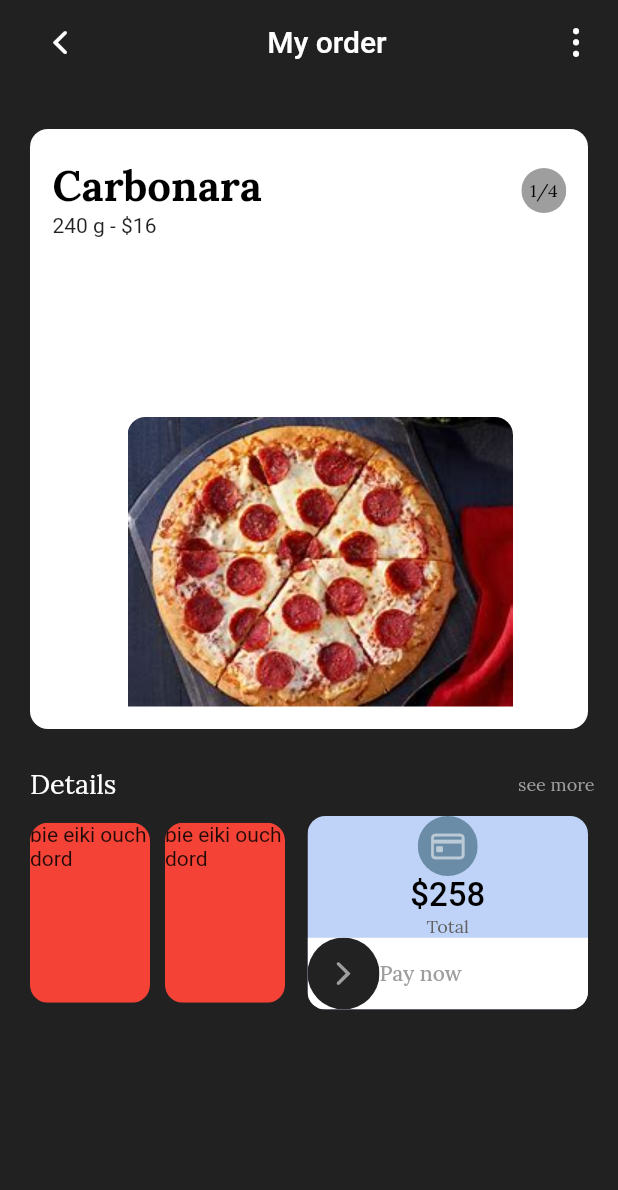
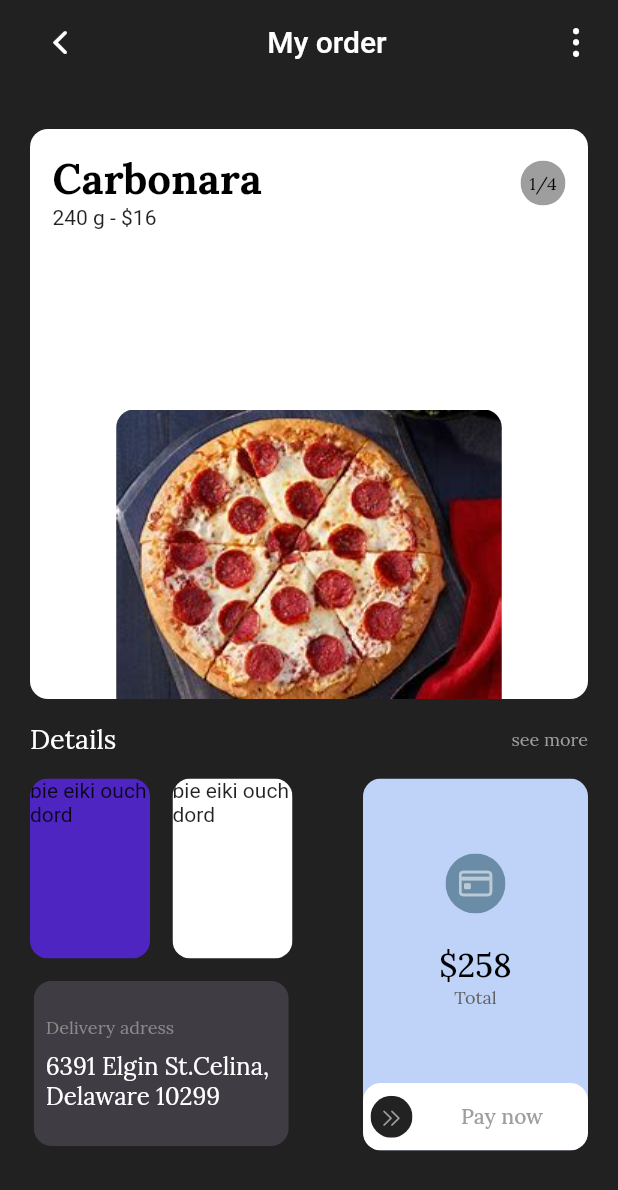
Before and after one commit to radG1t/food_delivery, a Flutter app: the MyOrder screen opened directly, on a phone screen of 412 x 824 dp. Shown: the top 1190 px of the screen. Run offline on Flutter 3.47's test engine with Material 2 defaults, Android fonts, the phone set to English and light mode, and no system bars; our stand-ins replace google_fonts; Roboto replaces fonts that are missing (Abel, GoogleFonts.lora()).

Commit message:
2 cards left

```diff
--- a/lib/card.dart
+++ b/lib/card.dart
@@ -121,9 +121,9 @@ class card3 extends StatelessWidget {
         child: Container(
           color: Colors.white,
           //    width: 320,
-          height: 400,
+          height: 380,
           child: Padding(
-            padding: const EdgeInsets.fromLTRB(15, 20, 0, 0),
+            padding: const EdgeInsets.fromLTRB(15, 15, 15, 0),
             child: Column(
               children: [
                 Row(
@@ -137,7 +137,7 @@ class card3 extends StatelessWidget {
                           color: Colors.black,
                           fontWeight: FontWeight.w800),
                     ),
-                    SizedBox(width: MediaQuery.of(context).size.width * 0.42),
+                    const Expanded(child: SizedBox(width: double.infinity)),
                     ClipRRect(
                       borderRadius: BorderRadius.circular(45),
                       child: Container(
@@ -186,14 +186,16 @@ class card3 extends StatelessWidget {
 }
 
 Widget Card4() {
-  return Expanded(
-    child: ClipRRect(
+  return ClipRRect(
     borderRadius: BorderRadius.circular(12),
     child: Container(
-        //width: 50,
+      width: 150,
       color: const Color.fromARGB(255, 190, 211, 247),
       child: Center(
         child: Column(children: [
+          const SizedBox(
+            height: 50,
+          ),
           ClipRRect(
             borderRadius: BorderRadius.circular(45),
             child: Container(
@@ -207,12 +209,13 @@ Widget Card4() {
               ),
             ),
           ),
+          const SizedBox(
+            height: 20,
+          ),
           Text(
             '\$258',
-              style: GoogleFonts.abel(
-                  fontSize: 22,
-                  color: Colors.black,
-                  fontWeight: FontWeight.w500),
+            style: GoogleFonts.lora(
+                fontSize: 22, color: Colors.black, fontWeight: FontWeight.w500),
           ),
           Text(
             'Total',
@@ -221,21 +224,40 @@ Widget Card4() {
                 color: Colors.grey.shade700,
                 fontWeight: FontWeight.w200),
           ),
+          const SizedBox(
+            height: 50,
+          ),
           ClipRRect(
+            borderRadius: BorderRadius.circular(12),
             child: Container(
               color: Colors.white,
+              height: 45,
+              child: Padding(
+                padding: const EdgeInsets.fromLTRB(5, 0, 30, 0),
                 child: Row(
+                  crossAxisAlignment: CrossAxisAlignment.center,
+                  mainAxisAlignment: MainAxisAlignment.start,
                   children: [
                     ClipRRect(
                       borderRadius: BorderRadius.circular(45),
                       child: Container(
                         color: Colors.black87,
+                        height: 28,
+                        width: 28,
+                        child: Center(
                           child: IconButton(
                               onPressed: () {},
-                          icon: Icon(
-                            CupertinoIcons.chevron_forward,
+                              icon: const Icon(
+                                CupertinoIcons.chevron_right_2,
+                                size: 14,
                                 color: Colors.grey,
                               )),
+                        ),
+                      ),
+                    ),
+                    const Expanded(
+                      child: SizedBox(
+                        width: double.infinity,
                       ),
                     ),
                     Text(
@@ -247,9 +269,10 @@ Widget Card4() {
                     )
                   ],
                 ),
-            ))
+              ),
+            ),
+          )
         ]),
-        ),
       ),
     ),
   );
--- a/lib/myOrder.dart
+++ b/lib/myOrder.dart
@@ -43,7 +43,7 @@ class _MyOrderState extends State<MyOrder> {
                 child: card3(),
               ),
               const SizedBox(
-                height: 25,
+                height: 15,
               ),
               Row(
                 children: [
@@ -51,7 +51,7 @@ class _MyOrderState extends State<MyOrder> {
                     'Details',
                     style: GoogleFonts.lora(fontSize: 18, color: Colors.white),
                   ),
-                  SizedBox(width: MediaQuery.of(context).size.width * 0.65),
+                  const Expanded(child: SizedBox(width: double.infinity)),
                   Text(
                     'see more',
                     style: GoogleFonts.lora(fontSize: 12, color: Colors.grey),
@@ -59,38 +59,76 @@ class _MyOrderState extends State<MyOrder> {
                 ],
               ),
               const SizedBox(
-                height: 10,
+                height: 15,
               ),
               Row(
                 mainAxisAlignment: MainAxisAlignment.spaceBetween,
+                crossAxisAlignment: CrossAxisAlignment.start,
                 //---left cards
                 children: [
                   Column(
                     children: [
                       Row(
+                        mainAxisAlignment: MainAxisAlignment.spaceBetween,
                         children: [
                           ClipRRect(
                             borderRadius: BorderRadius.circular(12),
                             child: Container(
                               height: 120,
                               width: 80,
-                              color: Colors.red,
+                              color: const Color.fromARGB(255, 79, 37, 194),
                               child: const Text('bie eiki ouch dord'),
                             ),
                           ),
                           const SizedBox(
-                            width: 10,
+                            width: 15,
                           ),
                           ClipRRect(
                             borderRadius: BorderRadius.circular(12),
                             child: Container(
                               height: 120,
                               width: 80,
-                              color: Colors.red,
-                              child: Text('bie eiki ouch dord'),
+                              color: Colors.white,
+                              child: const Text('bie eiki ouch dord'),
                             ),
                           ),
                         ],
+                      ),
+                      const SizedBox(
+                        height: 15,
+                      ),
+                      ClipRRect(
+                        borderRadius: BorderRadius.circular(12),
+                        child: Container(
+                          width: 170,
+                          height: 110,
+                          //    height: double.maxFinite,
+                          color: Color.fromARGB(223, 67, 64, 73),
+                          child: Padding(
+                            padding: const EdgeInsets.all(8),
+                            child: Column(
+                              mainAxisAlignment: MainAxisAlignment.center,
+                              crossAxisAlignment: CrossAxisAlignment.start,
+                              children: [
+                                Text(
+                                  'Delivery adress',
+                                  style: GoogleFonts.lora(
+                                      fontSize: 12,
+                                      color:
+                                          Color.fromARGB(255, 141, 137, 137)),
+                                ),
+                                const SizedBox(
+                                  height: 8,
+                                ),
+                                Text(
+                                  '6391 Elgin St.Celina, Delaware 10299',
+                                  style: GoogleFonts.lora(
+                                      fontSize: 16, color: Colors.white),
+                                ),
+                              ],
+                            ),
+                          ),
+                        ),
                       ),
                     ],
                   ),
```
Lines whose indentation alone changed are shown as unchanged.
